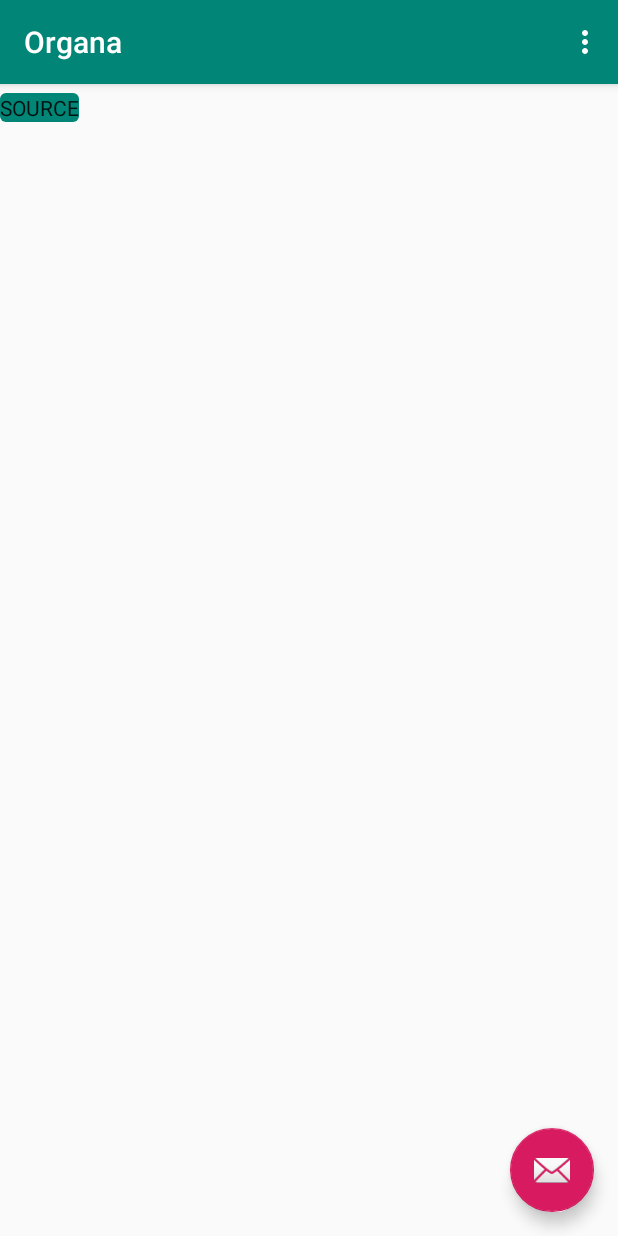
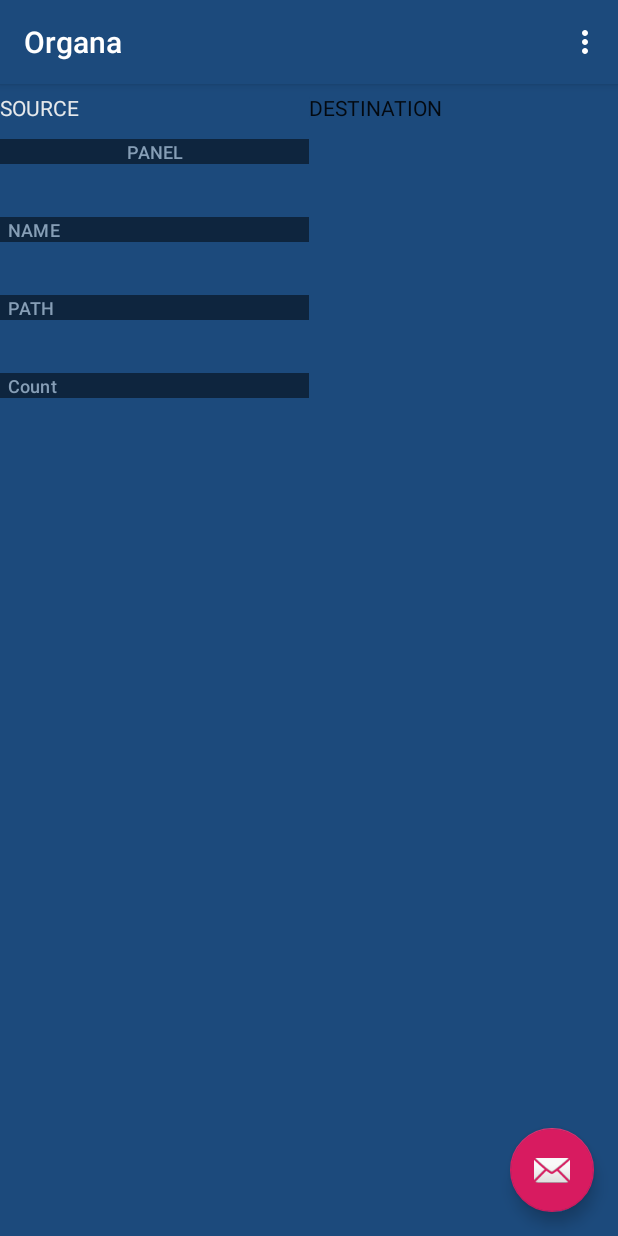
Before and after one commit to gafful/organa-android, an Android app: the screen it shows after launch (MainActivity), on a phone screen of 412 x 824 dp. Run offline under Robolectric (Android 15) with nearby library versions, the phone set to English and light mode, and no system bars.

Commit message:
Added source panel

```diff
--- a/app/build.gradle
+++ b/app/build.gradle
@@ -8,7 +8,7 @@ android {
     compileSdkVersion 28
     defaultConfig {
         applicationId "com.mukaase.android.organa"
-        minSdkVersion 15
+        minSdkVersion 17
         targetSdkVersion 28
         versionCode 1
         versionName "1.0"
--- /dev/null
+++ b/app/src/main/res/drawable/transparent_bg_bordered.xml
@@ -0,0 +1,15 @@
+<?xml version="1.0" encoding="utf-8"?>
+<selector xmlns:android="http://schemas.android.com/apk/res/android">
+    <item>
+        <shape android:shape="rectangle">
+            <!-- background -->
+            <solid android:color="@color/transparent" />
+
+            <!-- border -->
+            <stroke android:width="2dp" android:color="@color/colorPrimary" />
+
+            <!-- corner roundness -->
+            <corners android:radius="2dp" />
+        </shape>
+    </item>
+</selector>
--- /dev/null
+++ b/app/src/main/res/drawable/transparent_bg_bordered_button.xml
@@ -0,0 +1,7 @@
+<?xml version="1.0" encoding="utf-8"?>
+<layer-list xmlns:android="http://schemas.android.com/apk/res/android">
+    <item
+            android:bottom="6dp"
+            android:drawable="@drawable/transparent_bg_bordered"
+            android:top="6dp" />
+</layer-list>
--- a/app/src/main/res/layout/activity_main.xml
+++ b/app/src/main/res/layout/activity_main.xml
@@ -5,6 +5,7 @@
     xmlns:tools="http://schemas.android.com/tools"
     android:layout_width="match_parent"
     android:layout_height="match_parent"
+    android:background="@color/transparent"
     tools:context=".MainActivity">
 
     <com.google.android.material.appbar.AppBarLayout
--- a/app/src/main/res/layout/content_main.xml
+++ b/app/src/main/res/layout/content_main.xml
@@ -7,13 +7,92 @@
         android:layout_height="match_parent"
         app:layout_behavior="@string/appbar_scrolling_view_behavior"
         tools:showIn="@layout/activity_main"
+        android:background="@color/colorPrimary"
         tools:context=".MainActivity">
 
     <com.google.android.material.button.MaterialButton
-            android:layout_width="wrap_content"
+            android:layout_width="0dp"
             android:layout_height="wrap_content"
             app:layout_constraintStart_toStartOf="parent"
             app:layout_constraintTop_toTopOf="parent"
+            app:layout_constraintEnd_toStartOf="@id/dashboard_dest_btn"
+            android:id="@+id/dashboard_source_btn"
+            android:textColor="@color/tint_1"
+            android:background="@color/colorPrimaryDark"
             android:text="SOURCE"/>
 
+    <com.google.android.material.button.MaterialButton
+            android:layout_width="0dp"
+            android:layout_height="wrap_content"
+            app:layout_constraintTop_toTopOf="parent"
+            app:layout_constraintEnd_toEndOf="parent"
+            app:layout_constraintStart_toEndOf="@id/dashboard_source_btn"
+            android:id="@+id/dashboard_dest_btn"
+            android:text="DESTINATION"/>
+
+    <LinearLayout android:layout_width="0dp"
+                  android:layout_height="wrap_content"
+                  app:layout_constraintStart_toStartOf="@+id/dashboard_source_btn"
+                  app:layout_constraintTop_toBottomOf="@+id/dashboard_source_btn"
+                  app:layout_constraintEnd_toEndOf="@id/dashboard_source_btn"
+                  android:layout_marginTop="5dp"
+                  android:orientation="vertical">
+
+        <TextView android:layout_width="match_parent"
+                  android:layout_height="wrap_content"
+                  android:id="@+id/dashboard_src_panel_label"
+                  style="@style/PanelLabelTextView"
+                  android:gravity="center"
+                  android:text="@string/panel"/>
+
+        <TextView android:layout_width="match_parent"
+                  android:layout_height="wrap_content"
+                  android:id="@+id/dashboard_src_panel_name"
+                  style="@style/PanelTextView"
+                  tools:text="WhatsApp Audio"/>
+
+        <TextView android:layout_width="match_parent"
+                  android:layout_height="wrap_content"
+                  android:id="@+id/dashboard_src_panel_name_label"
+                  style="@style/PanelLabelTextView"
+                  android:text="@string/name_caps"/>
+
+        <TextView android:layout_width="match_parent"
+                  android:layout_height="wrap_content"
+                  style="@style/PanelTextView"
+                  android:id="@+id/dashboard_src_panel_path"
+                  tools:text="/path/to/directory"/>
+
+        <TextView android:layout_width="match_parent"
+                  android:layout_height="wrap_content"
+                  style="@style/PanelLabelTextView"
+                  android:id="@+id/dashboard_src_panel_path_label"
+                  android:text="@string/path_caps"/>
+
+        <TextView android:layout_width="match_parent"
+                  android:layout_height="wrap_content"
+                  style="@style/PanelTextView"
+                  android:id="@+id/dashboard_src_panel_file_count"
+                  tools:text="230"/>
+
+        <TextView android:layout_width="match_parent"
+                  android:layout_height="wrap_content"
+                  android:id="@+id/dashboard_src_panel_file_count_label"
+                  style="@style/PanelLabelTextView"
+                  android:text="@string/count"/>
+
+        <!--Live Update-->
+
+        <!--<TextView android:layout_width="wrap_content"-->
+                  <!--android:layout_height="wrap_content"-->
+                  <!--android:id="@+id/dashboard_src_panel_file_clean_count"-->
+                  <!--android:text="230"/>-->
+
+        <!--<TextView android:layout_width="wrap_content"-->
+                  <!--android:layout_height="wrap_content"-->
+                  <!--android:id="@+id/dashboard_src_panel_file_clean_count_label"-->
+                  <!--android:text="Clean Count"/>-->
+
+    </LinearLayout>
+
 </androidx.constraintlayout.widget.ConstraintLayout>
--- a/app/src/main/res/values/colors.xml
+++ b/app/src/main/res/values/colors.xml
@@ -1,6 +1,14 @@
 <?xml version="1.0" encoding="utf-8"?>
 <resources>
-    <color name="colorPrimary">#008577</color>
-    <color name="colorPrimaryDark">#00574B</color>
+    <color name="colorPrimary">#1c4a7c</color>
+    <color name="colorPrimaryDark">#0e253e</color>
     <color name="colorAccent">#D81B60</color>
+    <color name="text">#869EB6</color>
+    <color name="white">#FFFFFF</color>
+    <color name="tint_1">#e6e9eb</color>
+    <color name="button">#1c4a7c</color>
+    <color name="transparent">#00FFFFFF</color>
+    <!--<color name="colorPrimary">#008577</color>-->
+    <!--<color name="colorPrimaryDark">#00574B</color>-->
+    <!--<color name="colorAccent">#D81B60</color>-->
 </resources>
--- a/app/src/main/res/values/strings.xml
+++ b/app/src/main/res/values/strings.xml
@@ -1,4 +1,8 @@
 <resources>
     <string name="app_name">Organa</string>
     <string name="action_settings">Settings</string>
+    <string name="name_caps">NAME</string>
+    <string name="path_caps">PATH</string>
+    <string name="count">Count</string>
+    <string name="panel">PANEL</string>
 </resources>
--- a/app/src/main/res/values/styles.xml
+++ b/app/src/main/res/values/styles.xml
@@ -13,5 +13,17 @@
     </style>
     <style name="AppTheme.AppBarOverlay" parent="ThemeOverlay.AppCompat.Dark.ActionBar" />
     <style name="AppTheme.PopupOverlay" parent="ThemeOverlay.AppCompat.Light" />
-
+    <style name="PanelTextView" parent="TextAppearance.AppCompat">
+        <item name="android:layout_marginTop">5dp</item>
+        <item name="android:background">@color/colorPrimary</item>
+        <item name="android:padding">5dp</item>
+        <item name="android:textColor">@color/tint_1</item>
+    </style>
+    <style name="PanelLabelTextView" parent="TextAppearance.MaterialComponents.Subtitle2">
+        <item name="android:textColor">@color/text</item>
+        <item name="android:textSize">12sp</item>
+        <item name="android:background">@color/colorPrimaryDark</item>
+        <item name="android:paddingEnd">5dp</item>
+        <item name="android:paddingStart">5dp</item>
+    </style>
 </resources>
```
